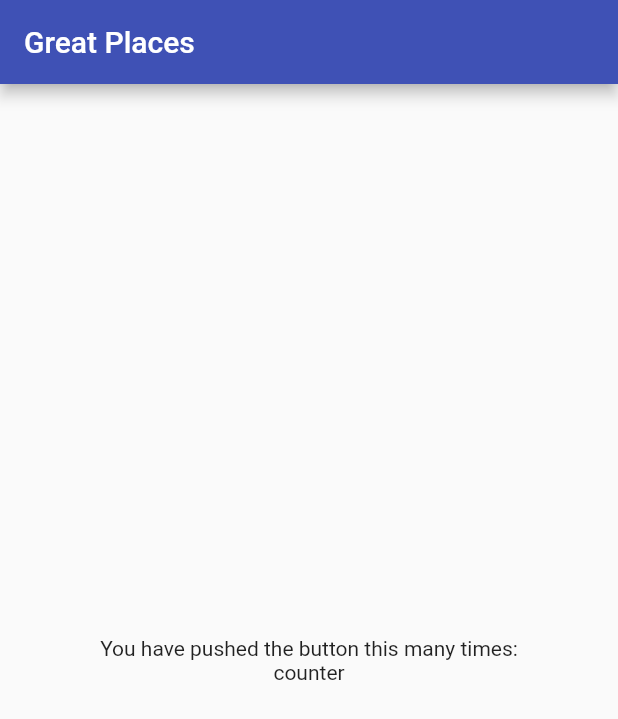
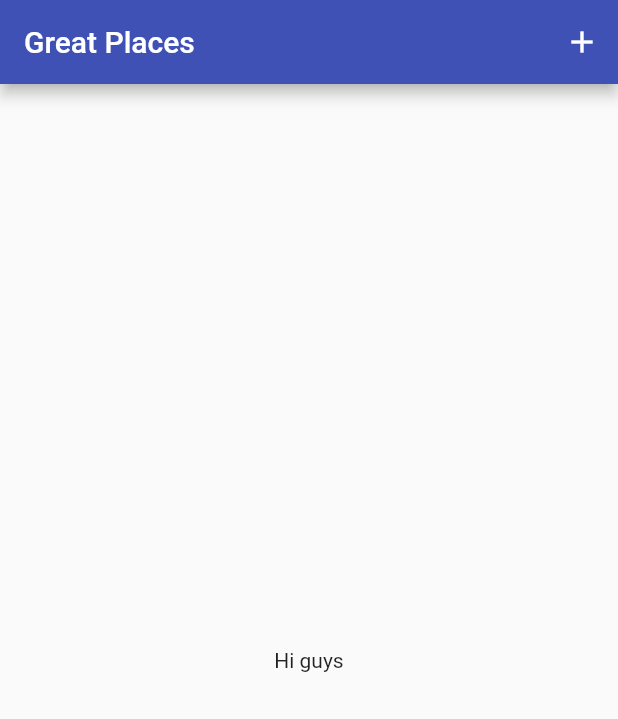
Before and after one commit to archrave/Great-Places, a Flutter app: the screen it shows after launch, on a phone screen of 412 x 824 dp. Shown: the top 719 px of the screen. Run offline on Flutter 3.47's test engine with Material 2 defaults, Android fonts, the phone set to English and light mode, and no system bars.

Commit message:
Added a few screens and widgets

```diff
--- a/lib/main.dart
+++ b/lib/main.dart
@@ -1,4 +1,8 @@
 import 'package:flutter/material.dart';
+import 'package:provider/provider.dart';
+import './providers/great_places.dart';
+import './screens/add_place_screen.dart';
+import './screens/places_screen.dart';
 
 void main() {
   runApp(MyApp());
@@ -7,36 +11,19 @@ void main() {
 class MyApp extends StatelessWidget {
   @override
   Widget build(BuildContext context) {
-    return MaterialApp(
-      title: 'Flutter Demo',
-      theme: ThemeData(
-        primarySwatch: Colors.indigo,
-        accentColor: Colors.amber,
-      ),
-      home: MyHomePage(),
-    );
-  }
-}
-
-class MyHomePage extends StatelessWidget {
-  @override
-  Widget build(BuildContext context) {
-    return Scaffold(
-      appBar: AppBar(
-        title: Text('Great Places'),
-      ),
-      body: Center(
-        child: Column(
-          mainAxisAlignment: MainAxisAlignment.center,
-          children: [
-            Text(
-              'You have pushed the button this many times:',
-            ),
-            Text(
-              'counter',
-            ),
-          ],
+    return ChangeNotifierProvider(
+      create: (ctx) => GreatPlaces(),
+      child: MaterialApp(
+        title: 'Great Places',
+        theme: ThemeData(
+          primarySwatch: Colors.indigo,
+          accentColor: Colors.amber,
         ),
+        debugShowCheckedModeBanner: false,
+        home: PlacesScreen(),
+        routes: {
+          AddPlaceScreen.routeName: (ctx) => AddPlaceScreen(),
+        },
       ),
     );
   }
--- /dev/null
+++ b/lib/models/place.dart
@@ -0,0 +1,29 @@
+import 'dart:io'; //To access file object
+import 'package:flutter/foundation.dart';
+
+class PlaceLocation {
+  final double latitude;
+  final double longitude;
+  final String address;
+  PlaceLocation({
+    @required this.latitude,
+    @required this.longitude,
+    this.address,
+  });
+
+  // ^ We don't REALLY require an address
+}
+
+class Place {
+  final String title;
+  final String id;
+  final PlaceLocation location;
+  final File image;
+
+  Place({
+    @required this.title,
+    @required this.id,
+    @required this.location,
+    @required this.image,
+  });
+}
--- /dev/null
+++ b/lib/providers/great_places.dart
@@ -0,0 +1,11 @@
+import 'package:flutter/cupertino.dart';
+
+import 'package:flutter/widgets.dart';
+import '../models/place.dart';
+
+class GreatPlaces with ChangeNotifier {
+  List<Place> _places = [];
+  List<Place> get places {
+    return [..._places];
+  }
+}
--- /dev/null
+++ b/lib/screens/places_screen.dart
@@ -0,0 +1,26 @@
+import 'package:flutter/material.dart';
+import '../screens/add_place_screen.dart';
+
+class PlacesScreen extends StatelessWidget {
+  @override
+  Widget build(BuildContext context) {
+    return Scaffold(
+      appBar: AppBar(
+        title: Text('Great Places'),
+        actions: [
+          IconButton(
+            onPressed: () {
+              Navigator.of(context).pushNamed(AddPlaceScreen.routeName);
+            },
+            icon: Icon(Icons.add),
+          ),
+        ],
+      ),
+      body: Container(
+        child: Center(
+          child: Text('Hi guys'),
+        ),
+      ),
+    );
+  }
+}
--- a/pubspec.yaml
+++ b/pubspec.yaml
@@ -23,7 +23,10 @@ environment:
 dependencies:
   flutter:
     sdk: flutter
-
+  provider: ^5.0.0
+  intl: ^0.17.0
+  http: ^0.13.3
+  shared_preferences: ^2.0.6
 
   # The following adds the Cupertino Icons font to your application.
   # Use with the CupertinoIcons class for iOS style icons.
@@ -32,6 +35,7 @@ dependencies:
 dev_dependencies:
   flutter_test:
     sdk: flutter
+  flutter_launcher_icons: ^0.9.2
 
 # For information on the generic Dart part of this file, see the
 # following page: https://dart.dev/tools/pub/pubspec
```
Also changed, not shown: lib/screens/add_place_screen.dart (added, +54 -0 lines), lib/widgets/image_input.dart (added, +44 -0 lines), lib/screens/place_detail_screen.dart (added), pubspec.lock.
